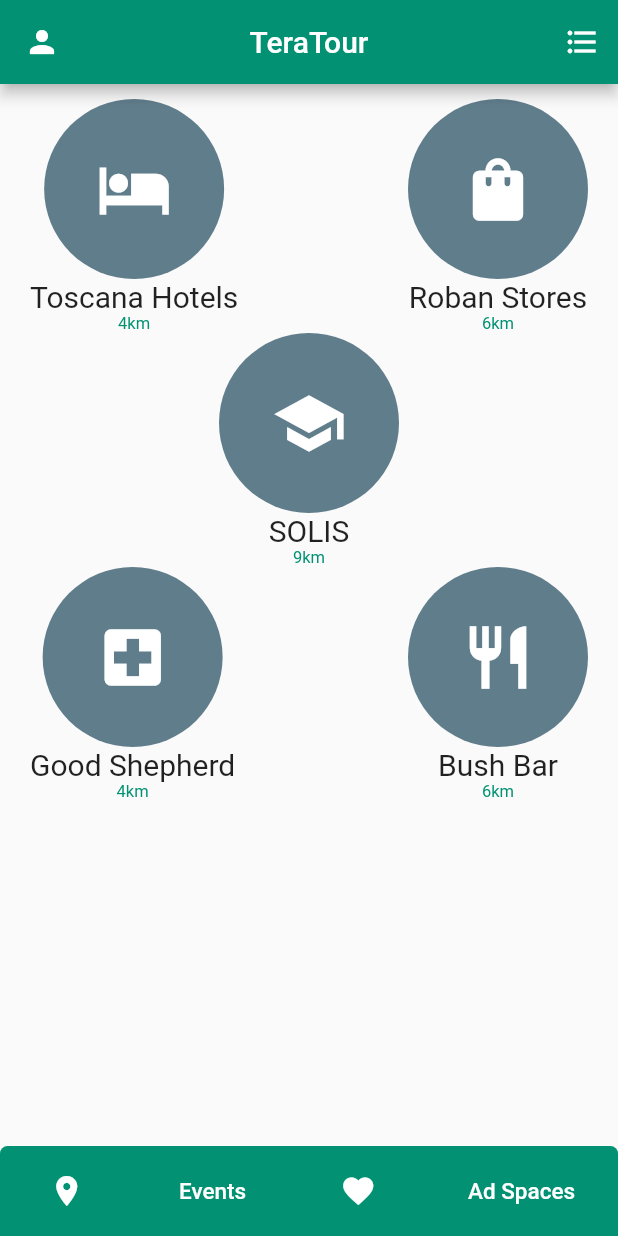
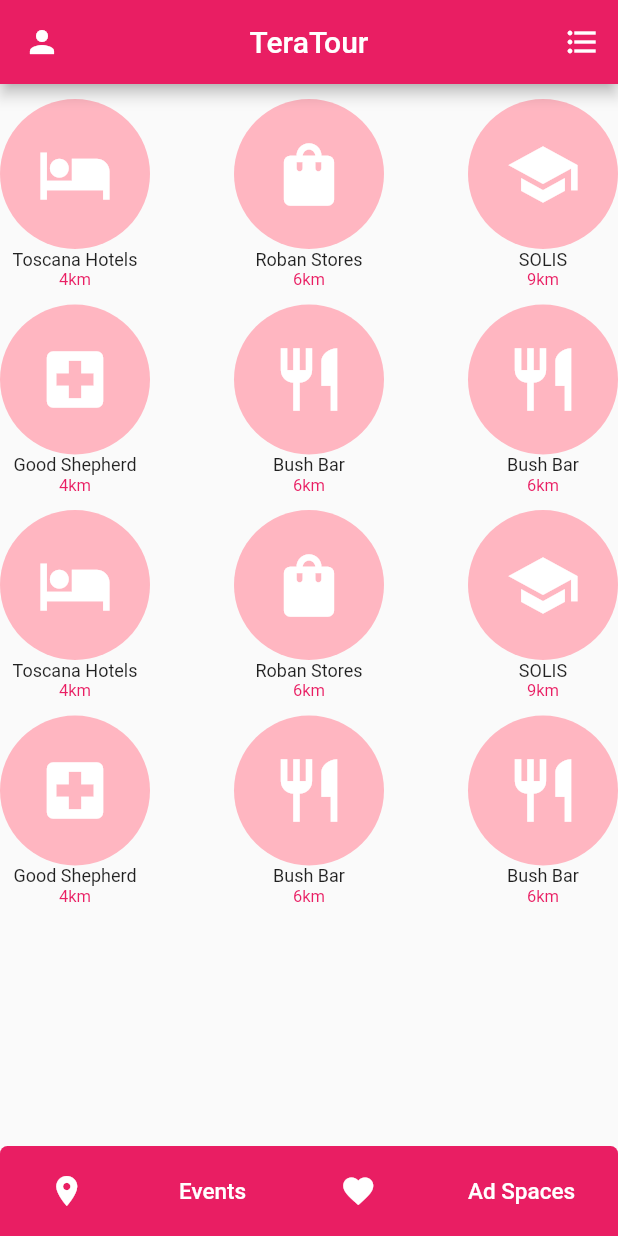
Before and after one commit to heis-divine/TeraTourApp, a Flutter app: the HomeView screen opened by its route, on a phone screen of 412 x 824 dp. Run offline on Flutter 3.47's test engine with Material 2 defaults, Android fonts, the phone set to English and light mode, and no system bars; our stand-ins replace firebase_auth, firebase_core, google_sign_in; missing offline and left inert: flutter_facebook_auth, modal_progress_hud_alt; accounts and stored records are empty.

Commit message:
second commit

```diff
--- a/lib/utilities/constants.dart
+++ b/lib/utilities/constants.dart
@@ -15,8 +15,8 @@ const frequentlyVisitedRoute = '/frequently/';
 const settingsRoute = '/settings/';
 const email = 'divinenjoku04@icloud.com';
 
-const kButtonColor = Color(0xff029273);
-const kViewTextStyle = TextStyle(fontSize: 20,fontWeight: FontWeight.w400);
+const kButtonColor = Colors.pink;
+const kViewTextStyle = TextStyle(fontSize: 12,fontWeight: FontWeight.w400);
 const kBigTextStyle = TextStyle(fontSize: 40, fontWeight: FontWeight.bold);
 const kMiniTextStyle = TextStyle(fontSize: 20, fontWeight: FontWeight.w400);
 const kTextFieldStyle = TextStyle(fontSize: 19,);
@@ -34,7 +34,12 @@ const kUserProfileTextStyle = TextStyle(fontSize: 17, fontWeight: FontWeight.w50
 
 //icon Constants
 const hotelIcon = Icon(Icons.hotel,color: Colors.white,size: 50,);
-const barIcon = Icon(Icons.restaurant, color: Colors.white,size: 50,);
+const barIcon = Icon(Icons.restaurant_sharp, color: Colors.white,size: 50,);
 const shoppingIcon = Icon(Icons.shopping_bag, color: Colors.white,size: 50);
 const schoolIcon = Icon(Icons.school, color: Colors.white,size: 50);
 const hospitalIcon = Icon(Icons.local_hospital, color: Colors.white,size: 50);
+const museumIcon = Icon(Icons.museum,color: Colors.white,size: 50);
+const marketIcon = Icon(Icons.store,color: Colors.white,size: 50);
+const restaurantIcon = Icon(Icons.restaurant,color: Colors.white,size: 50);
+const pharmacyIcon = Icon(Icons.local_pharmacy,color: Colors.white,size: 50);
+const clubIcon = Icon(Icons.party_mode,color: Colors.white,size: 50);
--- a/lib/views/home_view.dart
+++ b/lib/views/home_view.dart
@@ -40,7 +40,7 @@ class _HomeViewState extends State<HomeView> {
         ],
       ),
       body: Padding(
-        padding: const EdgeInsets.symmetric(vertical: 10, horizontal: 20),
+        padding: const EdgeInsets.symmetric(vertical: 10),
         child: ListView(
           children: [
             Row(
@@ -64,8 +64,6 @@ class _HomeViewState extends State<HomeView> {
                   locationName: 'Roban Stores',
                   locationKm: '6km',
                 ),
-              ],
-            ),
                 LocationCircle(
                   icon: IconButton(
                       onPressed: () {
@@ -75,6 +73,9 @@ class _HomeViewState extends State<HomeView> {
                   locationName: 'SOLIS',
                   locationKm: '9km',
                 ),
+              ],
+            ),
+            SizedBox(height: 10,),
             Row(
               mainAxisAlignment: MainAxisAlignment.spaceBetween,
               children: [
@@ -96,8 +97,83 @@ class _HomeViewState extends State<HomeView> {
                   locationName: 'Bush Bar',
                   locationKm: '6km',
                 ),
+                LocationCircle(
+                  icon: IconButton(
+                      onPressed: () {
+                        Navigator.pushNamed(context, descriptionPageRoute);
+                      },
+                      icon: barIcon),
+                  locationName: 'Bush Bar',
+                  locationKm: '6km',
+                ),
               ],
-            )
+            ),
+            SizedBox(height: 10,),
+            Row(
+              mainAxisAlignment: MainAxisAlignment.spaceBetween,
+              children: [
+                LocationCircle(
+                  icon: IconButton(
+                      onPressed: () {
+                        Navigator.pushNamed(context, descriptionPageRoute);
+                      },
+                      icon: hotelIcon),
+                  locationName: 'Toscana Hotels',
+                  locationKm: '4km',
+                ),
+                LocationCircle(
+                  icon: IconButton(
+                      onPressed: () {
+                        Navigator.pushNamed(context, descriptionPageRoute);
+                      },
+                      icon: shoppingIcon),
+                  locationName: 'Roban Stores',
+                  locationKm: '6km',
+                ),
+                LocationCircle(
+                  icon: IconButton(
+                      onPressed: () {
+                        Navigator.pushNamed(context, descriptionPageRoute);
+                      },
+                      icon: schoolIcon),
+                  locationName: 'SOLIS',
+                  locationKm: '9km',
+                ),
+              ],
+            ),
+            SizedBox(height: 10,),
+            Row(
+              mainAxisAlignment: MainAxisAlignment.spaceBetween,
+              children: [
+                LocationCircle(
+                  icon: IconButton(
+                      onPressed: () {
+                        Navigator.pushNamed(context, descriptionPageRoute);
+                      },
+                      icon: hospitalIcon),
+                  locationName: 'Good Shepherd',
+                  locationKm: '4km',
+                ),
+                LocationCircle(
+                  icon: IconButton(
+                      onPressed: () {
+                        Navigator.pushNamed(context, descriptionPageRoute);
+                      },
+                      icon: barIcon),
+                  locationName: 'Bush Bar',
+                  locationKm: '6km',
+                ),
+                LocationCircle(
+                  icon: IconButton(
+                      onPressed: () {
+                        Navigator.pushNamed(context, descriptionPageRoute);
+                      },
+                      icon: barIcon),
+                  locationName: 'Bush Bar',
+                  locationKm: '6km',
+                ),
+              ],
+            ),
           ],
         ),
       ),
@@ -172,10 +248,10 @@ class LocationCircle extends StatelessWidget {
     return Column(
       children: [
         Container(
-          width: 120,
-          height: 120,
+          width: 100,
+          height: 100,
           decoration: const BoxDecoration(
-            color: Colors.blueGrey,
+            color: Color(0xffFFB6C1),
             shape: BoxShape.circle,
           ),
           child: icon,
--- a/lib/views/login_view.dart
+++ b/lib/views/login_view.dart
@@ -156,6 +156,9 @@ class _LoginViewState extends State<LoginView> {
                       } on GenericAuthException {
                         await showErrorDialog(context, 'Authentication Error');
                       }
+                      setState(() {
+                        showSpinner = false;
+                      });
                     },
                     child: const Text(
                       'LOGIN',
--- a/lib/views/settings_page.dart
+++ b/lib/views/settings_page.dart
@@ -51,7 +51,7 @@ class _SettingsViewState extends State<SettingsView> {
           const SettingContainer(
               firstIconData: Icons.contact_mail,
               secondIconData: Icons.navigate_next,
-              text: "About us"),
+              text: "Contact us"),
           //help
           const SettingContainer(
               firstIconData: Icons.help,
```
Lines whose indentation alone changed are shown as unchanged.
